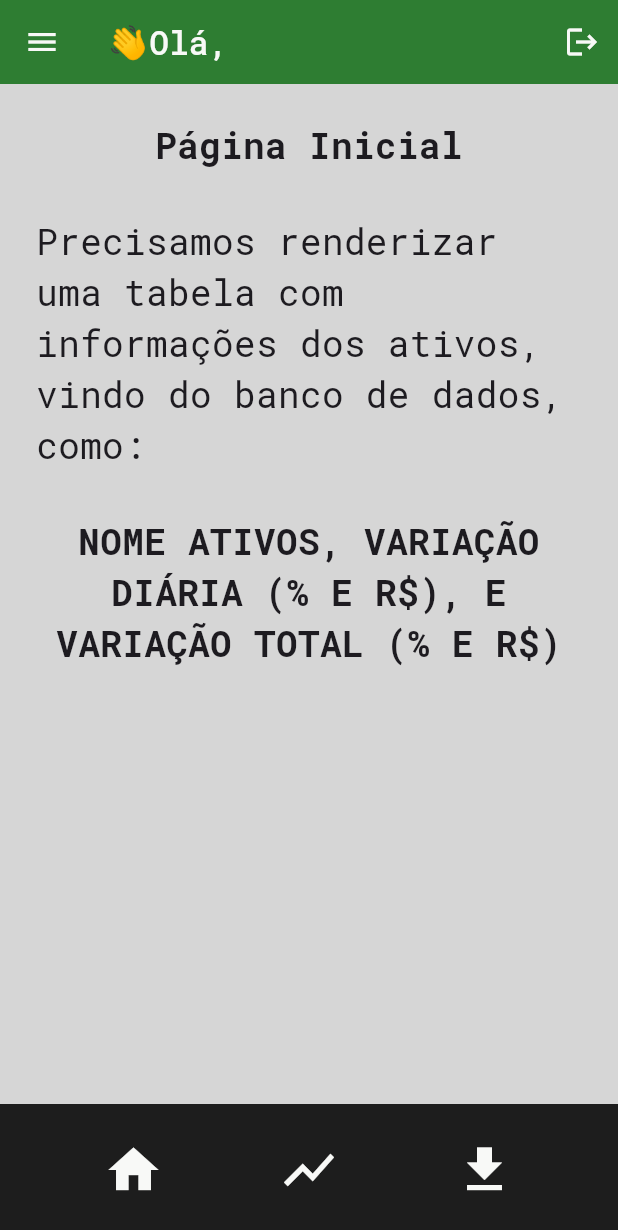
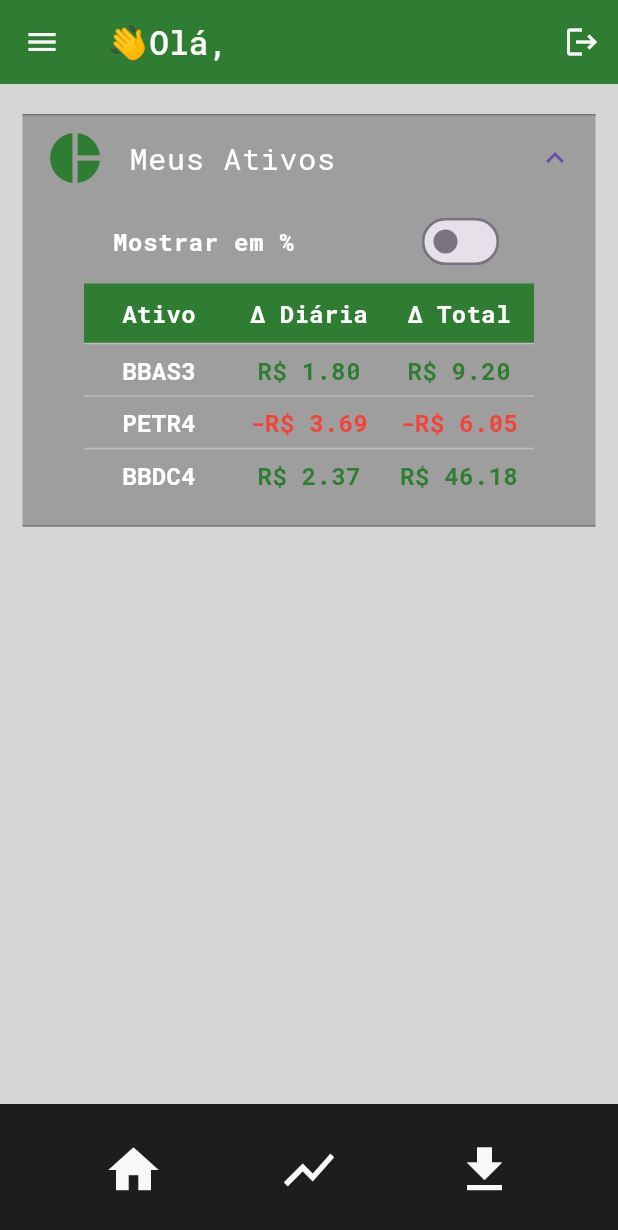
Before and after one commit to GuustavoPetry/marketool_finance, a Flutter app: the BaseLayoutView screen opened by its route, in the side drawer, after a tap on the "logout" icon, on a phone screen of 412 x 824 dp. Shown: the top 1230 px of the screen. Run offline on Flutter 3.47's test engine with Material 3 defaults, Android fonts, the phone set to English and light mode, and no system bars; missing offline and left inert: file_selector; network calls fail.

Commit message:
Card do Usuário + Tabela Expansiva  (#24)
* Automatic Scroll On Open

* Inserindo User Card no Drawer

* Inserindo Visibility no TextButton

* Adicionando SnackBar em caso de falha no login

* Criando tabela expansiva

* Ajustando Padding Horizontal

```diff
--- /dev/null
+++ b/lib/src/models/home_table_model.dart
@@ -0,0 +1,21 @@
+class HomeTableModel {
+
+  final String ticker;
+  final double dailyVariation;
+  final double totalVariation;
+
+
+  HomeTableModel({
+    required this.ticker,
+    required this.dailyVariation,
+    required this.totalVariation,
+  });
+
+  factory HomeTableModel.fromJson(Map<String, dynamic> json) {
+    return HomeTableModel(
+      ticker: json["ticker"],
+      dailyVariation: json["dailyVariation"],
+      totalVariation: json["totalVariation"],
+    );
+  }
+}
--- a/lib/src/views/home_view.dart
+++ b/lib/src/views/home_view.dart
@@ -1,4 +1,6 @@
 import 'package:flutter/material.dart';
+import 'package:marketool_financer/src/models/home_table_model.dart';
+import 'package:marketool_financer/src/widgets/custom_home_table.dart';
 
 class HomeView extends StatelessWidget {
   const HomeView({super.key});
@@ -6,25 +8,29 @@ class HomeView extends StatelessWidget {
   @override
   Widget build(BuildContext context) {
     return Padding(
-      padding: EdgeInsets.all(24),
+      padding: EdgeInsets.symmetric(horizontal: 15, vertical: 20),
       child: ListView(
         children: [
-          Text(
-            "Página Inicial",
-            style: TextStyle(fontFamily: "RobotoMono", fontSize: 24, fontWeight: FontWeight.bold),
-            textAlign: TextAlign.center,
-          ),
-          SizedBox(height: 30),
-          Text(
-            """Precisamos renderizar uma tabela com informações dos ativos, vindo do banco de dados, como: """,
-            style: TextStyle(fontFamily: "RobotoMono", fontSize: 24),
-            textAlign: TextAlign.left,
-          ),
-          SizedBox(height: 30),
-          Text(
-            "NOME ATIVOS, VARIAÇÃO DIÁRIA (% E R\$), E VARIAÇÃO TOTAL (% E R\$)",
-            style: TextStyle(fontFamily: "RobotoMono", fontSize: 24, fontWeight: FontWeight.bold),
-            textAlign: TextAlign.center,
+          CustomHomeTable(
+            assets: [
+              HomeTableModel(
+                ticker: "BBAS3",
+                dailyVariation: 1.8,
+                totalVariation: 9.2,
+              ),
+
+              HomeTableModel(
+                ticker: "PETR4",
+                dailyVariation: -3.69,
+                totalVariation: -6.05,
+              ),
+
+              HomeTableModel(
+                ticker: "BBDC4",
+                dailyVariation: 2.37,
+                totalVariation: 46.18,
+              ),
+            ],
           ),
         ],
       ),
--- a/lib/src/widgets/custom_app_drawer.dart
+++ b/lib/src/widgets/custom_app_drawer.dart
@@ -2,6 +2,7 @@ import 'package:flutter/material.dart';
 import 'package:marketool_financer/src/app/app_menu_items.dart';
 import 'package:marketool_financer/src/services/auth_service.dart';
 import 'package:marketool_financer/src/views/login_view.dart';
+import 'package:marketool_financer/src/widgets/custom_user_card.dart';
 
 class CustomAppDrawer extends StatelessWidget {
   const CustomAppDrawer({super.key});
@@ -9,18 +10,61 @@ class CustomAppDrawer extends StatelessWidget {
   @override
   Widget build(BuildContext context) {
     return Drawer(
+      width: 330,
       child: Container(
         color: const Color(0xFFDDDFDB),
         child: ListView(
           padding: EdgeInsets.zero,
           children: [
             Container(
+              width: double.infinity,
               color: const Color(0xFF4CAF50),
-              height: 100,
+              child: Row(
+                mainAxisAlignment: MainAxisAlignment.spaceBetween,
+                children: [
+                  Padding(
+                    padding: const EdgeInsets.only(top: 15, left: 20),
+                    child: Text(
+                      "Menu",
+                      style: TextStyle(
+                        fontSize: 26,
+                        fontFamily: "RobotoMono",
+                        color: Colors.white,
+                      ),
+                    ),
+                  ),
+
+                  Padding(
+                    padding: const EdgeInsets.only(top: 15, left: 20),
+                    child: IconButton(
+                      icon: Icon(Icons.close),
+                      color: Colors.white,
+                      onPressed: () {
+                        Navigator.of(context).pop();
+                      },
+                    ),
+                  ),
+                ],
+              ),
+            ),
+
+            Container(
+              color: const Color(0xFF4CAF50),
+              height: 120,
               alignment: Alignment.center,
               child: Padding(
-                padding: EdgeInsetsGeometry.only(top: 30, bottom: 10),
-                child: Center(child: Image.asset("assets/images/darkLogo.png")),
+                padding: EdgeInsetsGeometry.only(top: 5, bottom: 5),
+                child: Container(
+                  width: 320,
+                  height: 100,
+                  alignment: Alignment.center,
+                  child: CustomUserCard(
+                    nome: "${AuthService.username}",
+                    email: "ogustavopetry@gmail.com",
+                    avatarUrl:
+                        "https://avatars.githubusercontent.com/u/172058538?v=4",
+                  ),
+                ),
               ),
             ),
             ...appMenuItems.map(
--- /dev/null
+++ b/lib/src/widgets/custom_home_table.dart
@@ -0,0 +1,206 @@
+import 'package:flutter/material.dart';
+import 'package:marketool_financer/src/models/home_table_model.dart';
+
+class CustomHomeTable extends StatefulWidget {
+  final List<HomeTableModel> assets;
+
+  const CustomHomeTable({super.key, required this.assets});
+
+  @override
+  State<CustomHomeTable> createState() => _CustomHomeTableState();
+}
+
+class _CustomHomeTableState extends State<CustomHomeTable> {
+  bool showInPercentage = false;
+
+  String formatValue(double value, {required bool inPercentage}) {
+    if (inPercentage) {
+      return "${value.toStringAsFixed(2)} %";
+    } else {
+      final prefix = value < 0 ? "-R\$ " : "R\$ ";
+      return "$prefix${value.abs().toStringAsFixed(2)}";
+    }
+  }
+
+  @override
+  Widget build(BuildContext context) {
+    return Container(
+      decoration: BoxDecoration(borderRadius: BorderRadius.circular(12)),
+      child: ExpansionTile(
+        leading: Icon(
+          Icons.pie_chart,
+          size: 40,
+          color: const Color(0xFF2E7D32),
+        ),
+        tilePadding: EdgeInsets.symmetric(horizontal: 15),
+        childrenPadding: EdgeInsets.zero,
+        initiallyExpanded: true,
+        backgroundColor: Colors.grey,
+        collapsedBackgroundColor: Colors.grey,
+        title: const Text(
+          "Meus Ativos",
+          style: TextStyle(
+            fontSize: 20,
+            fontFamily: "RobotoMono",
+            color: Colors.white,
+          ),
+        ),
+        children: [
+          Padding(
+            padding: const EdgeInsets.symmetric(horizontal: 60),
+            child: SwitchListTile(
+              contentPadding: EdgeInsets.zero,
+              title: Text(
+                showInPercentage ? "Mostrar em R\$" : "Mostrar em %",
+                style: TextStyle(
+                  fontSize: 16,
+                  fontFamily: "RobotoMono",
+                  fontWeight: FontWeight.bold,
+                  color: Colors.white,
+                ),
+              ),
+              value: showInPercentage,
+              onChanged: (value) {
+                setState(() {
+                  showInPercentage = value;
+                });
+              },
+            ),
+          ),
+
+          SingleChildScrollView(
+            scrollDirection: Axis.horizontal,
+            child: Table(
+              columnWidths: const {
+                0: FixedColumnWidth(100),
+                1: FixedColumnWidth(100),
+                2: FixedColumnWidth(100),
+              },
+              border: TableBorder(
+                horizontalInside: BorderSide(
+                  color: Colors.grey.shade400,
+                  width: 1,
+                ),
+              ),
+              children: [
+                TableRow(
+                  decoration: BoxDecoration(color: const Color(0xFF2E7D32)),
+                  children: [
+                    TableCell(
+                      child: SizedBox(
+                        height: 40,
+                        child: Center(
+                          child: Text(
+                            "Ativo",
+                            style: TextStyle(
+                              fontSize: 16,
+                              fontFamily: "RobotoMono",
+                              fontWeight: FontWeight.bold,
+                              color: Colors.white,
+                            ),
+                          ),
+                        ),
+                      ),
+                    ),
+                    TableCell(
+                      child: SizedBox(
+                        height: 40,
+                        child: Center(
+                          child: Text(
+                            "Δ Diária",
+                            style: TextStyle(
+                              fontSize: 16,
+                              fontFamily: "RobotoMono",
+                              fontWeight: FontWeight.bold,
+                              color: Colors.white,
+                            ),
+                          ),
+                        ),
+                      ),
+                    ),
+                    TableCell(
+                      child: SizedBox(
+                        height: 40,
+                        child: Center(
+                          child: Text(
+                            "Δ Total",
+                            style: TextStyle(
+                              fontSize: 16,
+                              fontFamily: "RobotoMono",
+                              fontWeight: FontWeight.bold,
+                              color: Colors.white,
+                            ),
+                          ),
+                        ),
+                      ),
+                    ),
+                  ],
+                ),
+
+                ...widget.assets.map((asset) {
+                  return TableRow(
+                    children: [
+                      SizedBox(
+                        height: 35,
+                        child: Center(
+                          child: Text(
+                            asset.ticker,
+                            style: TextStyle(
+                              fontSize: 16,
+                              fontFamily: "RobotoMono",
+                              fontWeight: FontWeight.bold,
+                              color: Colors.white,
+                            ),
+                          ),
+                        ),
+                      ),
+                      SizedBox(
+                        height: 35,
+                        child: Center(
+                          child: Text(
+                            formatValue(
+                              asset.dailyVariation,
+                              inPercentage: showInPercentage,
+                            ),
+                            style: TextStyle(
+                              color: asset.dailyVariation >= 0
+                                  ? const Color(0xFF2E7D32)
+                                  : Colors.red,
+                              fontSize: 16,
+                              fontFamily: "RobotoMono",
+                              fontWeight: FontWeight.bold,
+                            ),
+                          ),
+                        ),
+                      ),
+                      SizedBox(
+                        height: 35,
+                        child: Center(
+                          child: Text(
+                            formatValue(
+                              asset.totalVariation,
+                              inPercentage: showInPercentage,
+                            ),
+                            style: TextStyle(
+                              color: asset.totalVariation >= 0
+                                  ? const Color(0xFF2E7D32)
+                                  : Colors.red,
+                              fontSize: 16,
+                              fontFamily: "RobotoMono",
+                              fontWeight: FontWeight.bold,
+                            ),
+                          ),
+                        ),
+                      ),
+                    ],
+                  );
+                }),
+              ],
+            ),
+          ),
+          const SizedBox(height: 16),
+        ],
+      ),
+    );
+  }
+}
--- /dev/null
+++ b/lib/src/widgets/custom_user_card.dart
@@ -0,0 +1,52 @@
+import 'package:flutter/material.dart';
+
+class CustomUserCard extends StatelessWidget {
+  final String nome;
+  final String email;
+  final String avatarUrl;
+
+  const CustomUserCard({
+    super.key,
+    required this.nome,
+    required this.email,
+    required this.avatarUrl,
+  });
+
+  @override
+  Widget build(BuildContext context) {
+    return Card(
+      elevation: 4,
+      margin: const EdgeInsets.symmetric(horizontal: 16, vertical: 8),
+      child: Padding(
+        padding: const EdgeInsets.all(12),
+        child: Row(
+          children: [
+            CircleAvatar(backgroundImage: NetworkImage(avatarUrl), radius: 30),
+            const SizedBox(width: 16),
+            Expanded(
+              child: Column(
+                crossAxisAlignment: CrossAxisAlignment.start,
+                children: [
+                  Text(
+                    nome,
+                    style: const TextStyle(
+                      fontSize: 16,
+                      fontWeight: FontWeight.bold,
+                    ),
+                    overflow: TextOverflow.ellipsis,
+                  ),
+                  const SizedBox(height: 4),
+                  Text(
+                    email,
+                    style: const TextStyle(fontSize: 14, color: Colors.black54),
+                    overflow: TextOverflow.ellipsis,
+                  ),
+                ],
+              ),
+            ),
+          ],
+        ),
+      ),
+    );
+  }
+}
```
Also changed, not shown: lib/src/controllers/asset_controller.dart (deleted, +0 -32 lines), lib/src/models/asset_model.dart (deleted, +0 -25 lines), lib/src/views/asset_table_view.dart (deleted, +0 -49 lines), lib/src/views/login_view.dart (+40 -19 lines), lib/src/views/register_view.dart (+1 -7 lines), lib/src/services/auth_service.dart (line endings or trailing spaces).
